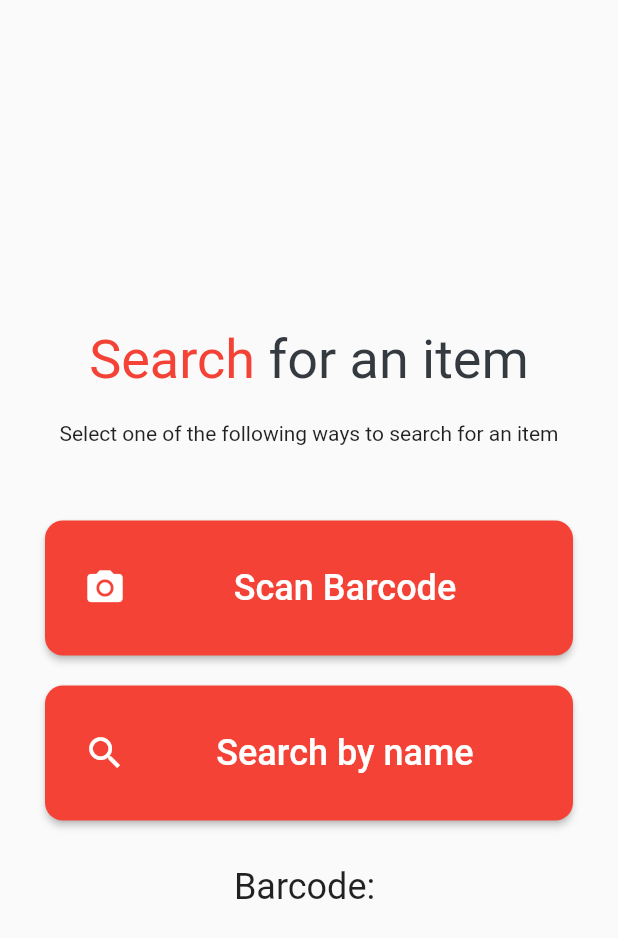
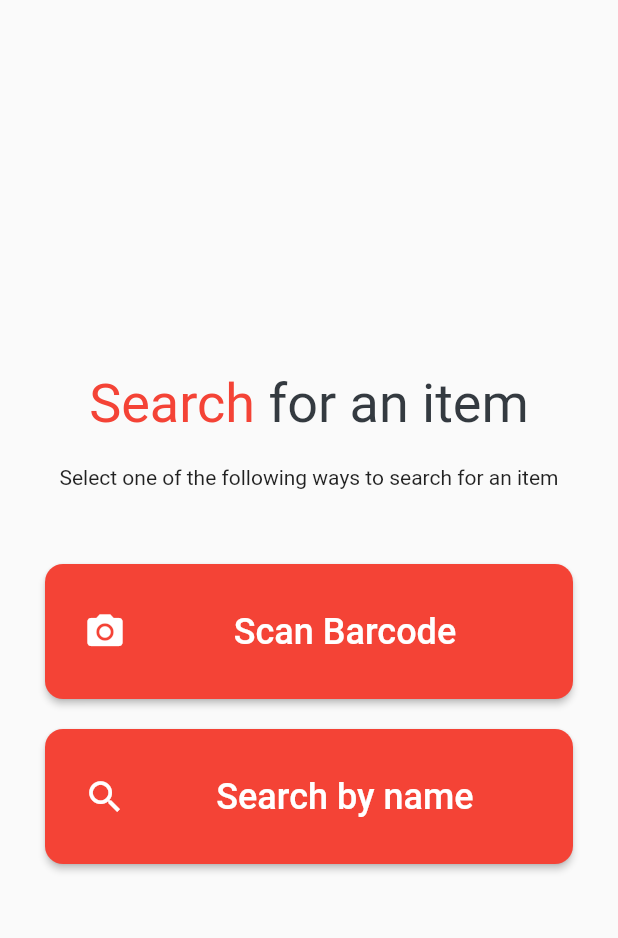
Before and after one commit to GDSCUTM-CommunityProjects/RedEat, a Flutter app: the SearchDefaultPage screen opened directly, on a phone screen of 412 x 824 dp. Shown: the top 938 px of the screen. Run offline on Flutter 3.47's test engine with Material 2 defaults, Android fonts, the phone set to English and light mode, and no system bars; our stand-ins replace curved_navigation_bar, expandable; missing offline and left inert: flutter_barcode_scanner.

Commit message:
Removed extra label

```diff
--- a/src/lib/Pages/SearchDefaultPage.dart
+++ b/src/lib/Pages/SearchDefaultPage.dart
@@ -154,13 +154,13 @@ class _SearchDefaultPageState extends State<SearchDefaultPage> {
               // SizedBox(height: 20,),
               // searchOptionButton(context, Icons.photo_library, "Choose from library", "/barcodeFailed"),
 
-              const SizedBox(height: 30),
-              Text(
-                "Barcode: $barcode",
-                style: const TextStyle(
-                    fontSize: 24
-                ),
-              )
+              // const SizedBox(height: 30),
+              // Text(
+              //   "Barcode: $barcode",
+              //   style: const TextStyle(
+              //       fontSize: 24
+              //   ),
+              // )
             ]
           )
         )
```
